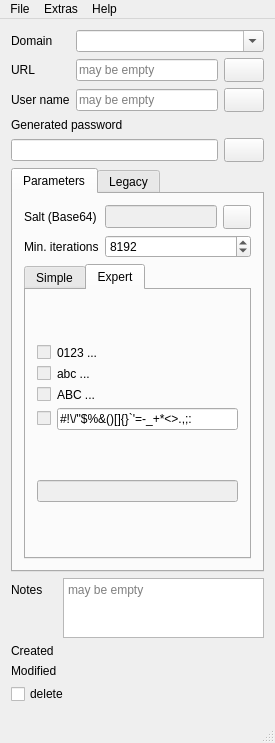
Before: the Qt Designer form Qt-SESAM/mainwindow.ui in 607011/Qt-SESAM, drawn with Qt 5.
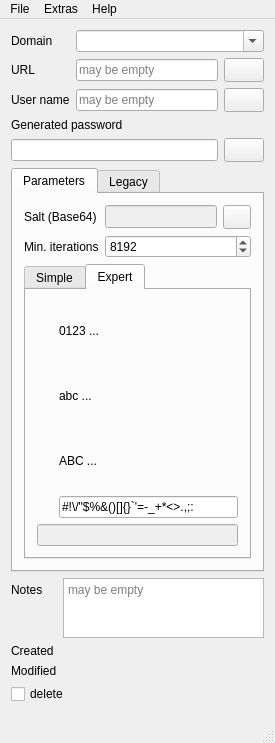
After: the same form once the commit is applied. Icons and pictures are not drawn.

Commit message: Replaced "used characters" checkboxes with labels.

```diff
--- a/Qt-SESAM/mainwindow.ui
+++ b/Qt-SESAM/mainwindow.ui
@@ -359,19 +359,6 @@
               <property name="bottomMargin">
                <number>0</number>
               </property>
-              <item row="2" column="0">
-               <widget class="QCheckBox" name="useLowerCaseCheckBox">
-                <property name="enabled">
-                 <bool>false</bool>
-                </property>
-                <property name="toolTip">
-                 <string>Use</string>
-                </property>
-                <property name="text">
-                 <string/>
-                </property>
-               </widget>
-              </item>
               <item row="2" column="1">
                <widget class="QLabel" name="label_4">
                 <property name="text">
@@ -386,32 +373,6 @@
                 </property>
                </widget>
               </item>
-              <item row="5" column="0">
-               <widget class="QCheckBox" name="useExtraCheckBox">
-                <property name="enabled">
-                 <bool>false</bool>
-                </property>
-                <property name="toolTip">
-                 <string>Use</string>
-                </property>
-                <property name="text">
-                 <string/>
-                </property>
-               </widget>
-              </item>
-              <item row="3" column="0">
-               <widget class="QCheckBox" name="useUpperCaseCheckBox">
-                <property name="enabled">
-                 <bool>false</bool>
-                </property>
-                <property name="toolTip">
-                 <string>Use</string>
-                </property>
-                <property name="text">
-                 <string/>
-                </property>
-               </widget>
-              </item>
               <item row="5" column="1">
                <widget class="QLineEdit" name="extraLineEdit">
                 <property name="text">
@@ -427,15 +388,66 @@
                </widget>
               </item>
               <item row="1" column="0">
-               <widget class="QCheckBox" name="useDigitsCheckBox">
-                <property name="enabled">
-                 <bool>false</bool>
+               <widget class="QLabel" name="useDigitsLabel">
+                <property name="minimumSize">
+                 <size>
+                  <width>16</width>
+                  <height>16</height>
+                 </size>
                 </property>
-                <property name="toolTip">
-                 <string>Use</string>
+                <property name="text">
+                 <string/>
                 </property>
+                <property name="pixmap">
+                 <pixmap resource="QtSESAM.qrc">:/images/check.png</pixmap>
+                </property>
+               </widget>
+              </item>
+              <item row="2" column="0">
+               <widget class="QLabel" name="useLowercaseLabel">
+                <property name="minimumSize">
+                 <size>
+                  <width>16</width>
+                  <height>16</height>
+                 </size>
+                </property>
                 <property name="text">
                  <string/>
+                </property>
+                <property name="pixmap">
+                 <pixmap resource="QtSESAM.qrc">:/images/check.png</pixmap>
+                </property>
+               </widget>
+              </item>
+              <item row="3" column="0">
+               <widget class="QLabel" name="useUppercaseLabel">
+                <property name="minimumSize">
+                 <size>
+                  <width>16</width>
+                  <height>16</height>
+                 </size>
+                </property>
+                <property name="text">
+                 <string/>
+                </property>
+                <property name="pixmap">
+                 <pixmap resource="QtSESAM.qrc">:/images/check.png</pixmap>
+                </property>
+               </widget>
+              </item>
+              <item row="5" column="0">
+               <widget class="QLabel" name="useExtraLabel">
+                <property name="minimumSize">
+                 <size>
+                  <width>16</width>
+                  <height>16</height>
+                 </size>
+                </property>
+                <property name="text">
+                 <string/>
+                </property>
+                <property name="pixmap">
+                 <pixmap resource="QtSESAM.qrc">:/images/check.png</pixmap>
                 </property>
                </widget>
               </item>
```
Left out of the diff: 6 changed lines with no effect on the pictures. The commit also changes 2 other files.
